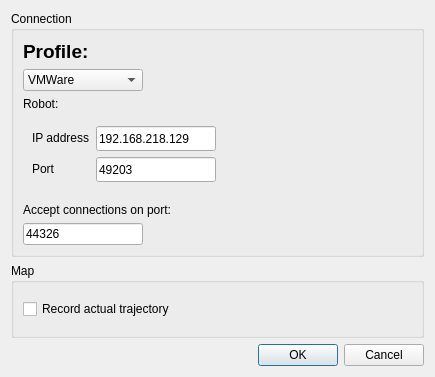
PhiTheta/Lunabotics_Qt, file preferencedialog.ui: the form before one commit.
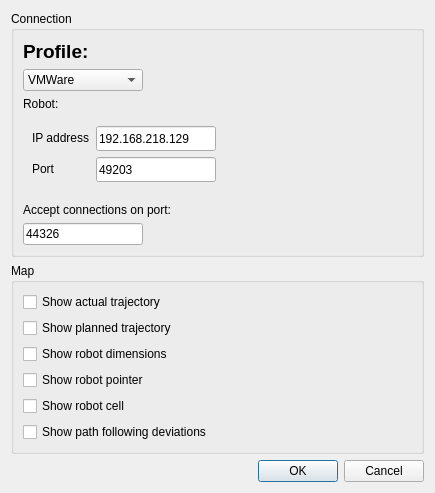
The form after the commit.

Commit message: Better connection and painting handling. Showing lateral deviation for the point-turn

```diff
--- a/preferencedialog.ui
+++ b/preferencedialog.ui
@@ -7,7 +7,7 @@
     <x>0</x>
     <y>0</y>
     <width>435</width>
-    <height>377</height>
+    <height>476</height>
    </rect>
   </property>
   <property name="windowTitle">
@@ -168,7 +168,42 @@
       <item>
        <widget class="QCheckBox" name="recordCheckBox">
         <property name="text">
-         <string>Record actual trajectory</string>
+         <string>Show actual trajectory</string>
+        </property>
+       </widget>
+      </item>
+      <item>
+       <widget class="QCheckBox" name="plannedPathCheckBox">
+        <property name="text">
+         <string>Show planned trajectory</string>
+        </property>
+       </widget>
+      </item>
+      <item>
+       <widget class="QCheckBox" name="robotDimensionsCheckBox">
+        <property name="text">
+         <string>Show robot dimensions</string>
+        </property>
+       </widget>
+      </item>
+      <item>
+       <widget class="QCheckBox" name="robotPointerCheckBox">
+        <property name="text">
+         <string>Show robot pointer</string>
+        </property>
+       </widget>
+      </item>
+      <item>
+       <widget class="QCheckBox" name="robotCellCheckBox">
+        <property name="text">
+         <string>Show robot cell</string>
+        </property>
+       </widget>
+      </item>
+      <item>
+       <widget class="QCheckBox" name="pathFollowingCheckBox">
+        <property name="text">
+         <string>Show path following deviations</string>
         </property>
        </widget>
       </item>
```
Left out of the diff: 2 changed lines with no effect on the pictures. The commit also changes 11 other files.
